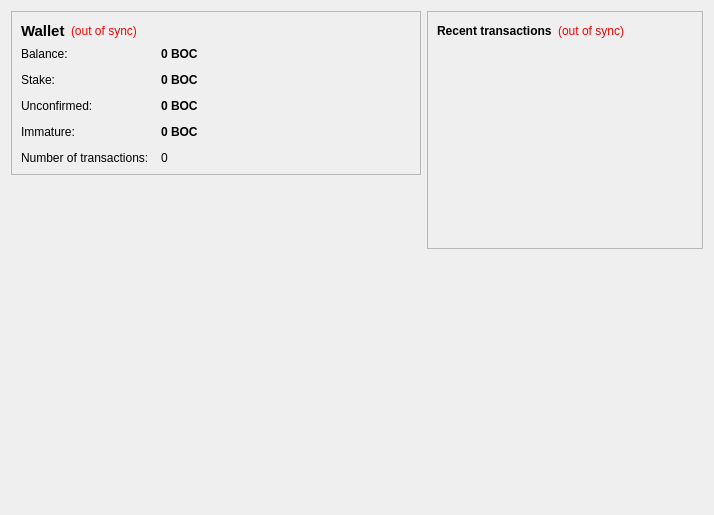
Above: src/qt/forms/overviewpage.ui from maxxine/TEK before the change. Below: the same form after it.
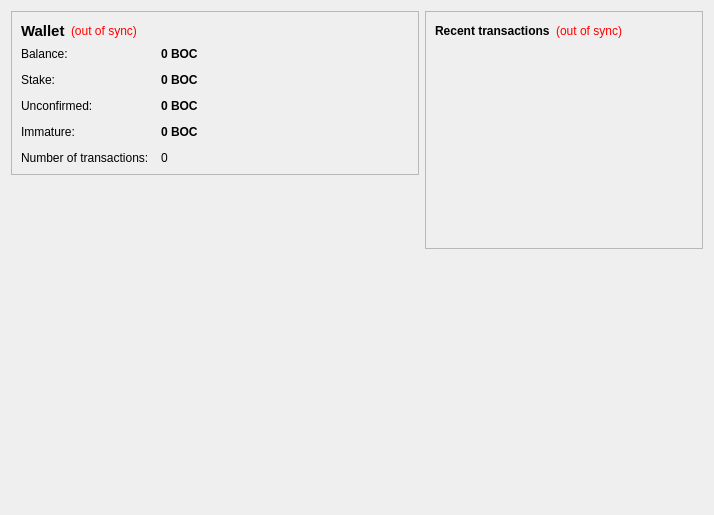
That is the form after the change. Icons and pictures are not drawn.

Commit message: Argakiig Overview UI change

Diff of the .ui file:
```diff
--- a/src/qt/forms/overviewpage.ui
+++ b/src/qt/forms/overviewpage.ui
@@ -247,6 +247,12 @@
     <layout class="QVBoxLayout" name="verticalLayout_3">
      <item>
       <widget class="QFrame" name="frame_2">
+		<property name="minimumSize">
+			<size>
+			<width>278</width>
+			<height>0</height>
+			</size>
+		</property>
        <property name="frameShape">
         <enum>QFrame::StyledPanel</enum>
        </property>
```
